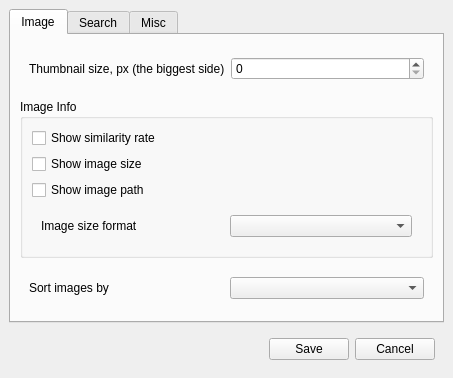
Above: doppelganger/resources/ui/preferenceswindow.ui from max-dw-i/myfyrio before the change. Below: the same form after it.
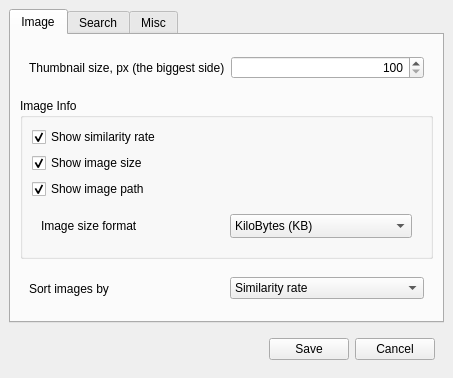
That is the form after the change. The open tabs and pages were chosen to show the change. Icons and pictures are not drawn.

Patch:
```diff
--- a/doppelganger/resources/ui/preferenceswindow.ui
+++ b/doppelganger/resources/ui/preferenceswindow.ui
@@ -13,11 +13,7 @@
   <property name="windowTitle">
    <string>Preferences</string>
   </property>
-  <property name="windowIcon">
-   <iconset>
-    <normaloff>resources/icon.png</normaloff>resources/icon.png</iconset>
-  </property>
-  <widget class="QWidget" name="centralwidget">
+  <widget class="QWidget" name="centralWidget">
    <layout class="QVBoxLayout" name="verticalLayout_3">
     <item>
      <widget class="QTabWidget" name="tabWidget">
@@ -43,7 +39,23 @@
             </widget>
            </item>
            <item>
-            <widget class="QSpinBox" name="sizeSpinBox"/>
+            <widget class="QSpinBox" name="thumbSizeSpn">
+             <property name="alignment">
+              <set>Qt::AlignRight|Qt::AlignTrailing|Qt::AlignVCenter</set>
+             </property>
+             <property name="minimum">
+              <number>100</number>
+             </property>
+             <property name="maximum">
+              <number>4000</number>
+             </property>
+             <property name="value">
+              <number>100</number>
+             </property>
+             <property name="conf_param" stdset="0">
+              <string>size</string>
+             </property>
+            </widget>
            </item>
           </layout>
          </widget>
@@ -59,6 +71,12 @@
              <property name="text">
               <string>Show similarity rate</string>
              </property>
+             <property name="checked">
+              <bool>true</bool>
+             </property>
+             <property name="conf_param" stdset="0">
+              <string>show_similarity</string>
+             </property>
             </widget>
            </item>
            <item>
@@ -66,6 +84,12 @@
              <property name="text">
               <string>Show image size</string>
              </property>
+             <property name="checked">
+              <bool>true</bool>
+             </property>
+             <property name="conf_param" stdset="0">
+              <string>show_size</string>
+             </property>
             </widget>
            </item>
            <item>
@@ -73,6 +97,12 @@
              <property name="text">
               <string>Show image path</string>
              </property>
+             <property name="checked">
+              <bool>true</bool>
+             </property>
+             <property name="conf_param" stdset="0">
+              <string>show_path</string>
+             </property>
             </widget>
            </item>
            <item>
@@ -86,7 +116,32 @@
                </widget>
               </item>
               <item>
-               <widget class="QComboBox" name="sizeFormatComboBox"/>
+               <widget class="QComboBox" name="sizeFormatCombo">
+                <property name="currentIndex">
+                 <number>1</number>
+                </property>
+                <property name="sizeAdjustPolicy">
+                 <enum>QComboBox::AdjustToMinimumContentsLengthWithIcon</enum>
+                </property>
+                <property name="conf_param" stdset="0">
+                 <string>size_format</string>
+                </property>
+                <item>
+                 <property name="text">
+                  <string>Bytes (B)</string>
+                 </property>
+                </item>
+                <item>
+                 <property name="text">
+                  <string>KiloBytes (KB)</string>
+                 </property>
+                </item>
+                <item>
+                 <property name="text">
+                  <string>MegaBytes (MB)</string>
+                 </property>
+                </item>
+               </widget>
               </item>
              </layout>
             </widget>
@@ -113,8 +168,31 @@
               </size>
              </property>
              <property name="currentText">
-              <string/>
+              <string>Similarity rate</string>
              </property>
+             <property name="conf_param" stdset="0">
+              <string>sort</string>
+             </property>
+             <item>
+              <property name="text">
+               <string>Similarity rate</string>
+              </property>
+             </item>
+             <item>
+              <property name="text">
+               <string>Filesize</string>
+              </property>
+             </item>
+             <item>
+              <property name="text">
+               <string>Width and Height</string>
+              </property>
+             </item>
+             <item>
+              <property name="text">
+               <string>Path</string>
+              </property>
+             </item>
             </widget>
            </item>
           </layout>
```
Left out of the diff: 97 changed lines with no effect on the pictures.
